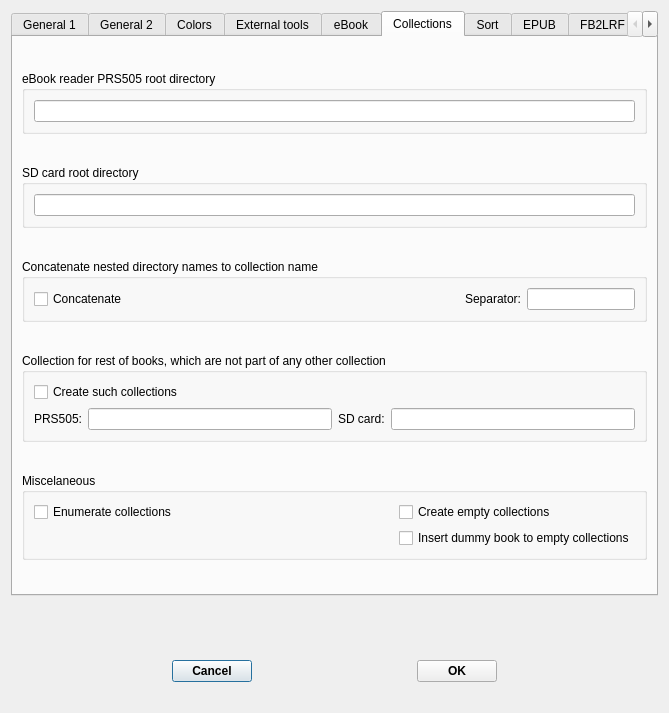
This is src/Config.ui in rupor-github/sonyfmgr as Qt 5 draws it before an edit. The edited form follows.
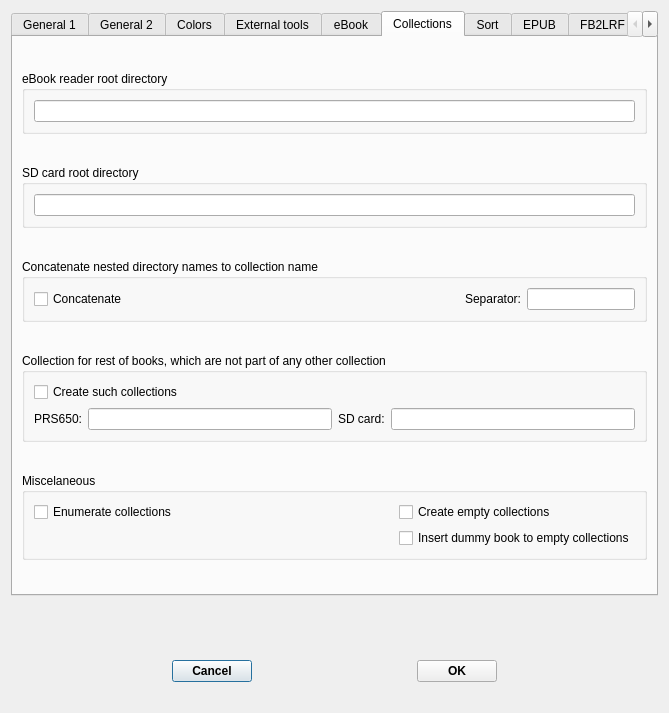
This is the edited form. The open tabs and pages were chosen to show the change.

```diff
--- a/src/Config.ui
+++ b/src/Config.ui
@@ -1155,7 +1155,7 @@
        <item row="1" column="0" >
         <widget class="QGroupBox" name="groupBox_4" >
          <property name="title" >
-          <string>eBook reader PRS505 root directory</string>
+          <string>eBook reader root directory</string>
          </property>
          <layout class="QGridLayout" name="gridLayout_12" >
           <item row="0" column="0" >
@@ -1267,7 +1267,7 @@
           <item row="1" column="0" >
            <widget class="QLabel" name="others_lprs" >
             <property name="text" >
-             <string>PRS505:</string>
+             <string>PRS650:</string>
             </property>
            </widget>
           </item>
```
